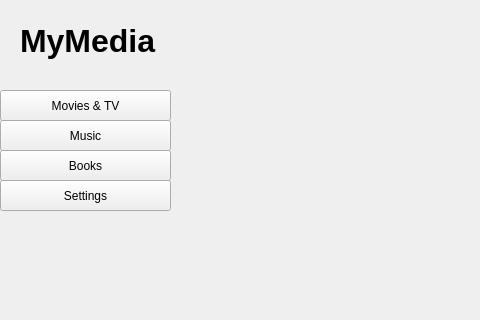
Old version of the form client_app/ui/homeScreen.ui in the repository Thaysen01/MyMedia-Capstone-2; both pictures show x 0 to 480 and y 0 to 320 of the 900 by 600 pixel window.
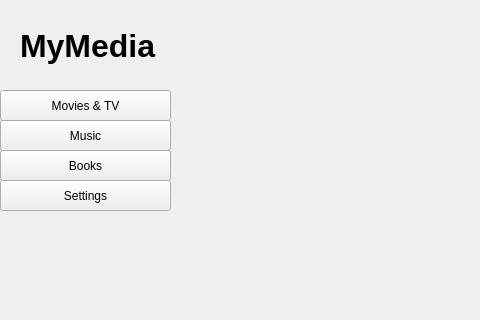
New version of the form.

```diff
--- a/client_app/ui/homeScreen.ui
+++ b/client_app/ui/homeScreen.ui
@@ -81,9 +81,9 @@
    <property name="geometry">
     <rect>
      <x>170</x>
-     <y>60</y>
-     <width>731</width>
-     <height>541</height>
+     <y>74</y>
+     <width>725</width>
+     <height>521</height>
     </rect>
    </property>
    <property name="currentIndex">
@@ -95,8 +95,8 @@
     <rect>
      <x>20</x>
      <y>20</y>
-     <width>141</width>
-     <height>41</height>
+     <width>171</width>
+     <height>51</height>
     </rect>
    </property>
    <property name="font">
```
